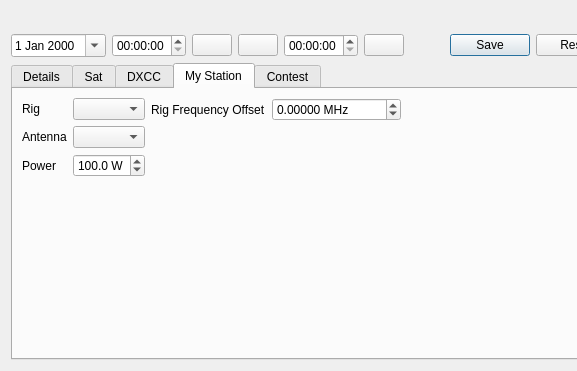
Above: ui/NewContactWidget.ui from k5mcd/QLog before the change; both pictures show x 0 to 577 and y 251 to 622 of the 1340 by 622 pixel window. Below: the same form after it.
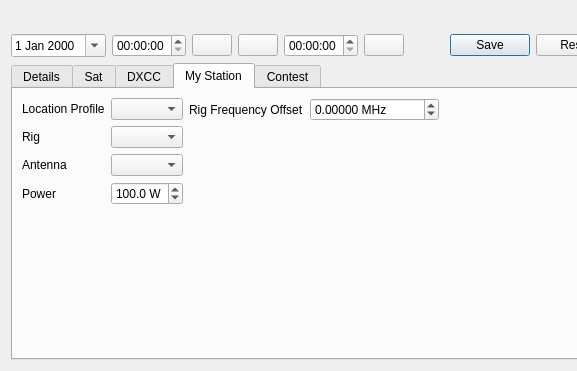
That is the form after the change. The open tabs and pages were chosen to show the change. Icons and pictures are not drawn. Custom widgets are drawn as their Qt base class.

Commit message: Station Location Profile: Added a new possibility to change Station Location Profile

Diff of the .ui file:
```diff
--- a/ui/NewContactWidget.ui
+++ b/ui/NewContactWidget.ui
@@ -1239,7 +1239,34 @@
       <layout class="QHBoxLayout" name="horizontalLayout_3">
        <item>
         <layout class="QGridLayout" name="gridLayout_2">
-         <item row="2" column="1">
+         <item row="1" column="0">
+          <widget class="QLabel" name="rigLabel">
+           <property name="text">
+            <string>Rig</string>
+           </property>
+          </widget>
+         </item>
+         <item row="1" column="1">
+          <widget class="QComboBox" name="rigEdit">
+           <property name="sizePolicy">
+            <sizepolicy hsizetype="Maximum" vsizetype="Fixed">
+             <horstretch>0</horstretch>
+             <verstretch>0</verstretch>
+            </sizepolicy>
+           </property>
+           <property name="focusPolicy">
+            <enum>Qt::ClickFocus</enum>
+           </property>
+          </widget>
+         </item>
+         <item row="3" column="0">
+          <widget class="QLabel" name="powerLabel">
+           <property name="text">
+            <string>Power</string>
+           </property>
+          </widget>
+         </item>
+         <item row="3" column="1">
           <widget class="QDoubleSpinBox" name="powerEdit">
            <property name="sizePolicy">
             <sizepolicy hsizetype="Maximum" vsizetype="Fixed">
@@ -1264,62 +1291,45 @@
            </property>
           </widget>
          </item>
-         <item row="1" column="0">
+         <item row="4" column="1">
+          <spacer name="verticalSpacer">
+           <property name="orientation">
+            <enum>Qt::Vertical</enum>
+           </property>
+           <property name="sizeHint" stdset="0">
+            <size>
+             <width>20</width>
+             <height>40</height>
+            </size>
+           </property>
+          </spacer>
+         </item>
+         <item row="2" column="1">
+          <widget class="QComboBox" name="antennaEdit">
+           <property name="sizePolicy">
+            <sizepolicy hsizetype="Maximum" vsizetype="Fixed">
+             <horstretch>0</horstretch>
+             <verstretch>0</verstretch>
+            </sizepolicy>
+           </property>
+          </widget>
+         </item>
+         <item row="2" column="0">
           <widget class="QLabel" name="antennaLabel">
            <property name="text">
             <string>Antenna</string>
            </property>
           </widget>
          </item>
-         <item row="0" column="1">
-          <widget class="QComboBox" name="rigEdit">
-           <property name="sizePolicy">
-            <sizepolicy hsizetype="Maximum" vsizetype="Fixed">
-             <horstretch>0</horstretch>
-             <verstretch>0</verstretch>
-            </sizepolicy>
-           </property>
-           <property name="focusPolicy">
-            <enum>Qt::ClickFocus</enum>
-           </property>
-          </widget>
-         </item>
-         <item row="2" column="0">
-          <widget class="QLabel" name="powerLabel">
-           <property name="text">
-            <string>Power</string>
-           </property>
-          </widget>
-         </item>
-         <item row="1" column="1">
-          <widget class="QComboBox" name="antennaEdit">
-           <property name="sizePolicy">
-            <sizepolicy hsizetype="Maximum" vsizetype="Fixed">
-             <horstretch>0</horstretch>
-             <verstretch>0</verstretch>
-            </sizepolicy>
-           </property>
-          </widget>
-         </item>
          <item row="0" column="0">
-          <widget class="QLabel" name="rigLabel">
+          <widget class="QLabel" name="stationProfileLabel">
            <property name="text">
-            <string>Rig</string>
+            <string>Location Profile</string>
            </property>
           </widget>
          </item>
-         <item row="3" column="1">
-          <spacer name="verticalSpacer">
-           <property name="orientation">
-            <enum>Qt::Vertical</enum>
-           </property>
-           <property name="sizeHint" stdset="0">
-            <size>
-             <width>20</width>
-             <height>40</height>
-            </size>
-           </property>
-          </spacer>
+         <item row="0" column="1">
+          <widget class="QComboBox" name="stationProfileCombo"/>
          </item>
         </layout>
        </item>
```
Left out of the diff: 43 changed lines with no effect on the pictures. The commit also changes 18 other files.
